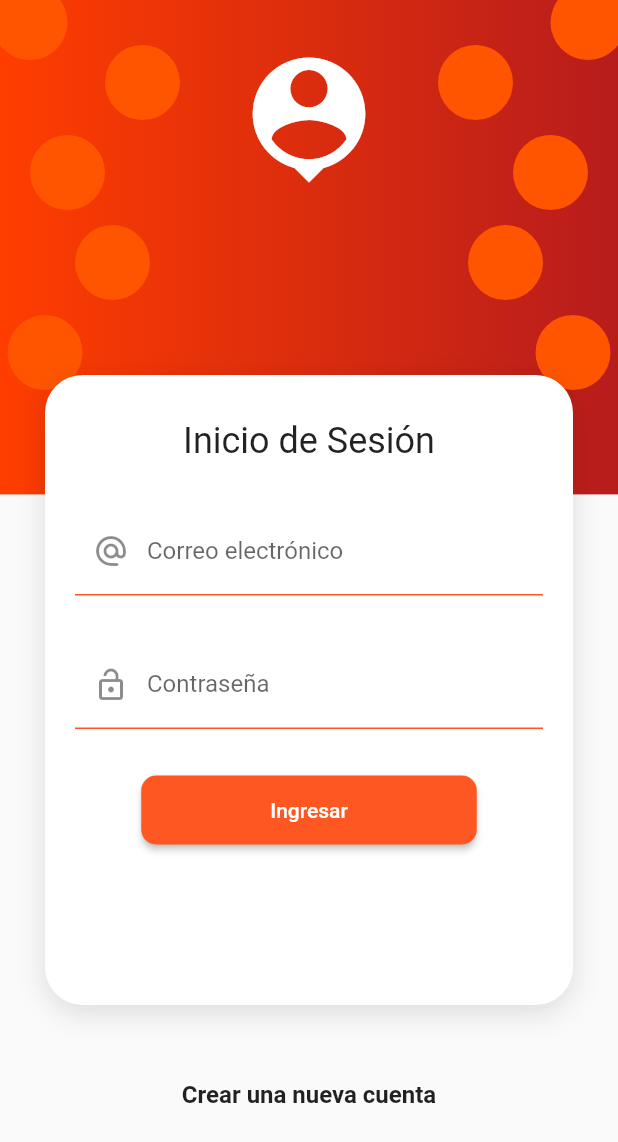
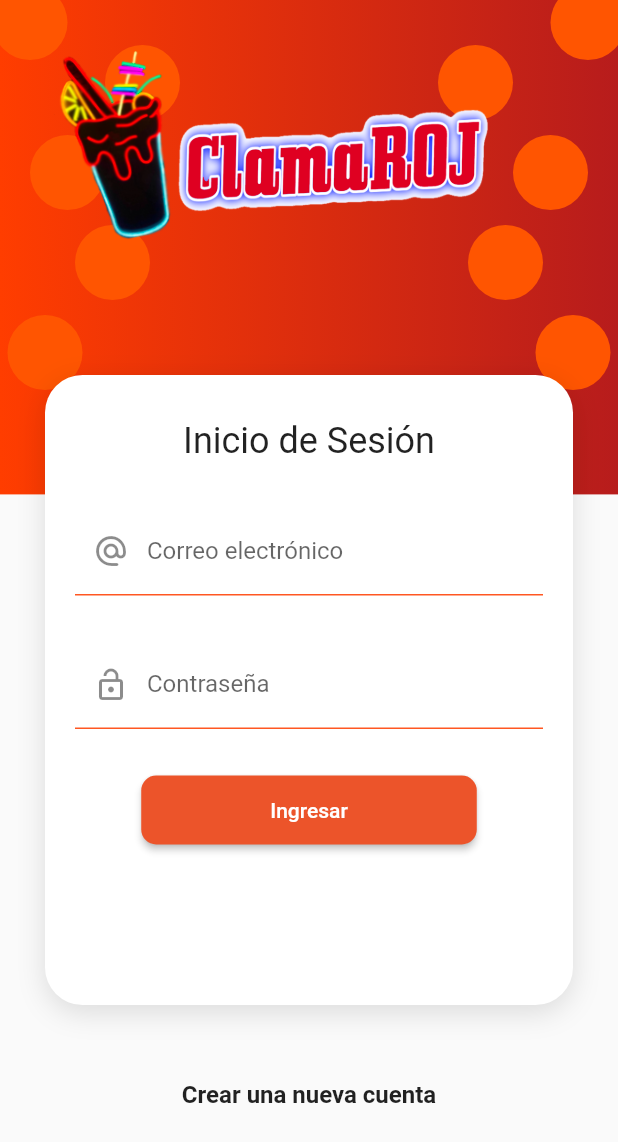
Before and after one commit to mishifulus/clamarojMovil, a Flutter app: the screen it shows after launch, on a phone screen of 412 x 824 dp. Shown: the top 1142 px of the screen. Run offline on Flutter 3.47's test engine with Material 2 defaults, Android fonts, the light colour scheme and no system bars.

Commit message:
Nuevo diseño de login

```diff
--- a/lib/main.dart
+++ b/lib/main.dart
@@ -1,3 +1,4 @@
+import 'package:clamaroj/screens/home_screen.dart';
 import 'package:clamaroj/screens/login_screen.dart';
 import 'package:flutter/material.dart';
 
@@ -11,6 +12,7 @@ class MyApp extends StatelessWidget {
       title: 'Material App',
       routes: {
         'login': (_) => LoginScreen(),
+        'home': (_) => HomeScreen(),
       },
       initialRoute: 'login',
     );
--- a/lib/screens/home_screen.dart
+++ b/lib/screens/home_screen.dart
@@ -6,7 +6,7 @@ class HomeScreen extends StatelessWidget {
   @override
   Widget build(BuildContext context) {
     return const Scaffold(
-      body: Text('Bienvenido'),
+      body: Center(child: Text('Bienvenido')),
     );
   }
 }
--- a/lib/screens/login_screen.dart
+++ b/lib/screens/login_screen.dart
@@ -85,12 +85,14 @@ const LoginScreen({super.key});
                               MaterialButton(
                                 shape: RoundedRectangleBorder(borderRadius: BorderRadius.circular(10)),
                                 disabledColor: Colors.grey,
-                                color: Colors.deepOrange,
+                                color: Color.fromRGBO(236, 84, 42, 1),
                                 child: Container(
                                   padding: EdgeInsets.symmetric(horizontal: 70, vertical: 15),
                                   child: Text('Ingresar', style: TextStyle(color: Colors.white),),
                                 ),
-                                onPressed: () => {},
+                                onPressed: () => {
+                                  Navigator.pushNamed(context, 'home')
+                                },
                               )
                             ],
                           ),
@@ -111,11 +113,16 @@ const LoginScreen({super.key});
   SafeArea icono() {
     return SafeArea(
             child: Container(
-              width: double.infinity,
-              margin: const EdgeInsets.only(top: 30), //Margen
-              child: const Icon(Icons.person_pin,
-              color: Colors.white,
-              size: 100,),
+              width: 300,
+              height: 200,
+              margin: const EdgeInsets.only(left:30), //Margen
+               child:
+                Center(
+                  child: Image(
+                    image: AssetImage('assets/images/logoinicio.png'),
+                    fit: BoxFit.cover
+                    ),
+                ),
             ),
           );
   }
--- a/pubspec.yaml
+++ b/pubspec.yaml
@@ -30,6 +30,7 @@ environment:
 dependencies:
   flutter:
     sdk: flutter
+  shared_preferences: ^2.1.1
 
 
   # The following adds the Cupertino Icons font to your application.
@@ -57,6 +58,8 @@ flutter:
   # included with your application, so that you can use the icons in
   # the material Icons class.
   uses-material-design: true
+  assets:
+    - assets/images/
 
   # To add assets to your application, add an assets section, like this:
   # assets:
```
Also changed, not shown: assets/images/logoinicio.png (added), pubspec.lock, 17 other files.
